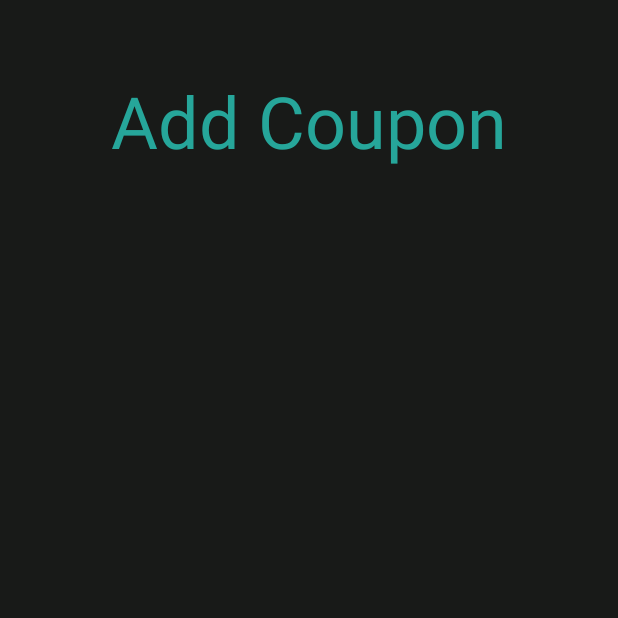
After one commit to serhat-demir/coupon-tracker, an Android app: the AddCouponFragment screen opened through its navigation route, on a phone screen of 412 x 824 dp, the top half of it. The commit adds this screen. Run offline under Robolectric (Android 15) with nearby library versions, the phone set to English and light mode, and no system bars; our stand-ins replace data binding.

Commit message:
setup navigation component

```diff
--- a/app/src/main/AndroidManifest.xml
+++ b/app/src/main/AndroidManifest.xml
@@ -12,8 +12,10 @@
         android:theme="@style/Theme.CouponTracker"
         tools:targetApi="31">
         <activity
-            android:name=".MainActivity"
-            android:exported="true">
+            android:name=".ui.view.activity.MainActivity"
+            android:exported="true"
+            android:screenOrientation="portrait"
+            tools:ignore="LockedOrientationActivity">
             <intent-filter>
                 <action android:name="android.intent.action.MAIN" />
 
--- a/app/src/main/java/com/serhatd/coupontracker/MainActivity.kt
+++ b/app/src/main/java/com/serhatd/coupontracker/ui/view/activity/MainActivity.kt
@@ -1,7 +1,8 @@
-package com.serhatd.coupontracker
+package com.serhatd.coupontracker.ui.view.activity
 
 import androidx.appcompat.app.AppCompatActivity
 import android.os.Bundle
+import com.serhatd.coupontracker.R
 
 class MainActivity : AppCompatActivity() {
     override fun onCreate(savedInstanceState: Bundle?) {
--- /dev/null
+++ b/app/src/main/java/com/serhatd/coupontracker/ui/view/fragment/AddCouponFragment.kt
@@ -0,0 +1,21 @@
+package com.serhatd.coupontracker.ui.view.fragment
+
+import android.os.Bundle
+import androidx.fragment.app.Fragment
+import android.view.LayoutInflater
+import android.view.View
+import android.view.ViewGroup
+import androidx.databinding.DataBindingUtil
+import com.serhatd.coupontracker.R
+import com.serhatd.coupontracker.databinding.FragmentAddCouponBinding
+
+class AddCouponFragment : Fragment() {
+    private lateinit var binding: FragmentAddCouponBinding
+
+    override fun onCreateView(inflater: LayoutInflater, container: ViewGroup?, savedInstanceState: Bundle?): View {
+        binding = DataBindingUtil.inflate(inflater, R.layout.fragment_add_coupon, container, false)
+        binding.fragmentAddCoupon = this
+
+        return binding.root
+    }
+}
--- /dev/null
+++ b/app/src/main/java/com/serhatd/coupontracker/ui/view/fragment/CouponsFragment.kt
@@ -0,0 +1,21 @@
+package com.serhatd.coupontracker.ui.view.fragment
+
+import android.os.Bundle
+import androidx.fragment.app.Fragment
+import android.view.LayoutInflater
+import android.view.View
+import android.view.ViewGroup
+import androidx.databinding.DataBindingUtil
+import com.serhatd.coupontracker.R
+import com.serhatd.coupontracker.databinding.FragmentCouponsBinding
+
+class CouponsFragment : Fragment() {
+    private lateinit var binding: FragmentCouponsBinding
+
+    override fun onCreateView(inflater: LayoutInflater, container: ViewGroup?, savedInstanceState: Bundle?): View {
+        binding = DataBindingUtil.inflate(inflater, R.layout.fragment_coupons, container, false)
+        binding.fragmentCoupons = this
+
+        return binding.root
+    }
+}
--- a/app/src/main/res/layout/activity_main.xml
+++ b/app/src/main/res/layout/activity_main.xml
@@ -2,21 +2,23 @@
 <androidx.constraintlayout.widget.ConstraintLayout xmlns:android="http://schemas.android.com/apk/res/android"
     xmlns:app="http://schemas.android.com/apk/res-auto"
     xmlns:tools="http://schemas.android.com/tools"
-    android:background="@color/black"
     android:layout_width="match_parent"
     android:layout_height="match_parent"
-    tools:context=".MainActivity">
+    android:background="@color/black"
+    tools:context=".ui.view.activity.MainActivity">
 
-    <TextView
+
+    <androidx.fragment.app.FragmentContainerView
+        android:id="@+id/fragmentContainerView"
+        android:name="androidx.navigation.fragment.NavHostFragment"
         android:layout_width="0dp"
-        android:layout_height="wrap_content"
-        android:layout_marginTop="48dp"
-        android:layout_marginHorizontal="32dp"
-        android:gravity="center"
-        android:text="@string/app_title"
-        android:textColor="@color/md_teal_400"
-        android:textSize="48sp"
+        android:layout_height="0dp"
+        app:defaultNavHost="true"
+        app:layout_constraintBottom_toBottomOf="parent"
         app:layout_constraintEnd_toEndOf="parent"
+        app:layout_constraintHorizontal_bias="0.5"
         app:layout_constraintStart_toStartOf="parent"
-        app:layout_constraintTop_toTopOf="parent" />
+        app:layout_constraintTop_toTopOf="parent"
+        app:layout_constraintVertical_bias="0.5"
+        app:navGraph="@navigation/nav_main" />
 </androidx.constraintlayout.widget.ConstraintLayout>
--- /dev/null
+++ b/app/src/main/res/layout/fragment_add_coupon.xml
@@ -0,0 +1,31 @@
+<?xml version="1.0" encoding="utf-8"?>
+<layout xmlns:android="http://schemas.android.com/apk/res/android"
+    xmlns:app="http://schemas.android.com/apk/res-auto"
+    xmlns:tools="http://schemas.android.com/tools">
+
+    <data>
+        <variable name="fragmentAddCoupon"
+            type="com.serhatd.coupontracker.ui.view.fragment.AddCouponFragment" />
+    </data>
+
+    <androidx.constraintlayout.widget.ConstraintLayout
+        android:layout_width="match_parent"
+        android:layout_height="match_parent"
+        android:background="@color/black"
+        tools:context=".ui.view.fragment.AddCouponFragment">
+
+        <TextView
+            android:layout_width="0dp"
+            android:layout_height="wrap_content"
+            android:layout_marginHorizontal="32dp"
+            android:layout_marginTop="48dp"
+            android:gravity="center"
+            android:text="@string/title_add_coupon"
+            android:textColor="@color/md_teal_400"
+            android:textSize="48sp"
+            app:layout_constraintEnd_toEndOf="parent"
+            app:layout_constraintStart_toStartOf="parent"
+            app:layout_constraintTop_toTopOf="parent" />
+
+    </androidx.constraintlayout.widget.ConstraintLayout>
+</layout>
--- /dev/null
+++ b/app/src/main/res/navigation/nav_main.xml
@@ -0,0 +1,18 @@
+<?xml version="1.0" encoding="utf-8"?>
+<navigation xmlns:android="http://schemas.android.com/apk/res/android"
+    xmlns:app="http://schemas.android.com/apk/res-auto"
+    xmlns:tools="http://schemas.android.com/tools"
+    android:id="@+id/nav_main"
+    app:startDestination="@id/couponsFragment">
+
+    <fragment
+        android:id="@+id/couponsFragment"
+        android:name="com.serhatd.coupontracker.ui.view.fragment.CouponsFragment"
+        tools:layout="@layout/fragment_coupons"
+        android:label="CouponsFragment" />
+    <fragment
+        android:id="@+id/addCouponFragment"
+        android:name="com.serhatd.coupontracker.ui.view.fragment.AddCouponFragment"
+        android:label="fragment_add_coupon"
+        tools:layout="@layout/fragment_add_coupon" />
+</navigation>
--- a/app/src/main/res/values/strings.xml
+++ b/app/src/main/res/values/strings.xml
@@ -1,4 +1,6 @@
 <resources>
     <string name="app_name">Coupon Tracker</string>
-    <string name="app_title">My Coupons</string>
+
+    <string name="title_my_coupons">My Coupons</string>
+    <string name="title_add_coupon">Add Coupon</string>
 </resources>
```
Also changed, not shown: app/src/main/res/layout/fragment_coupons.xml (added, +31 -0 lines).
